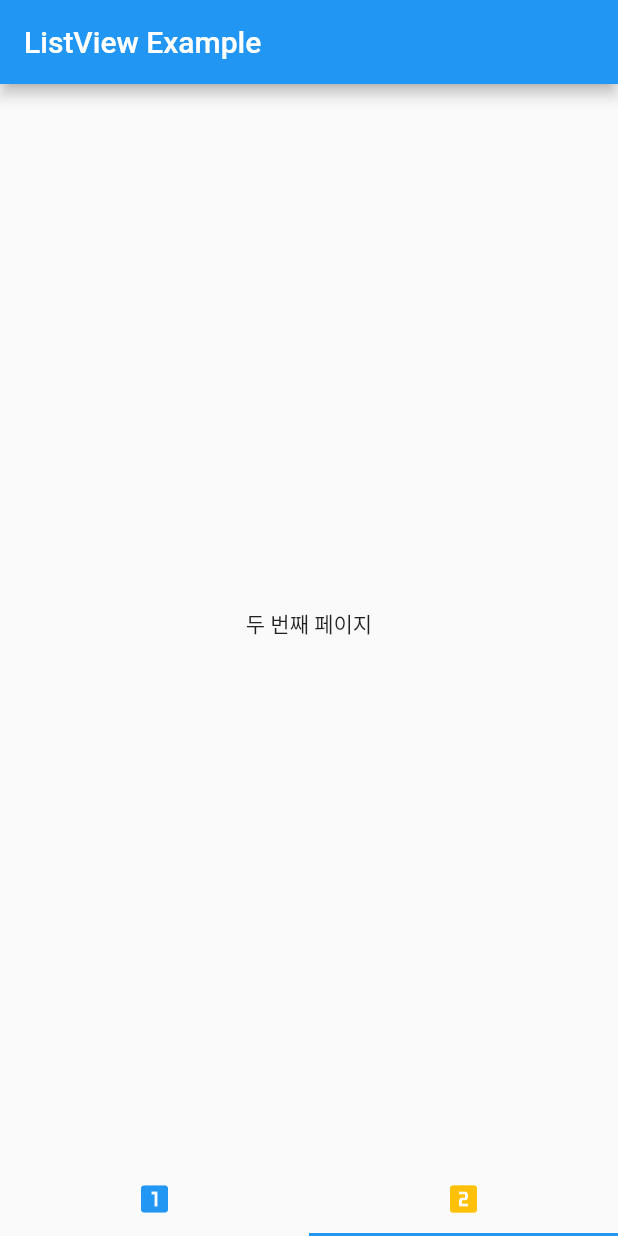
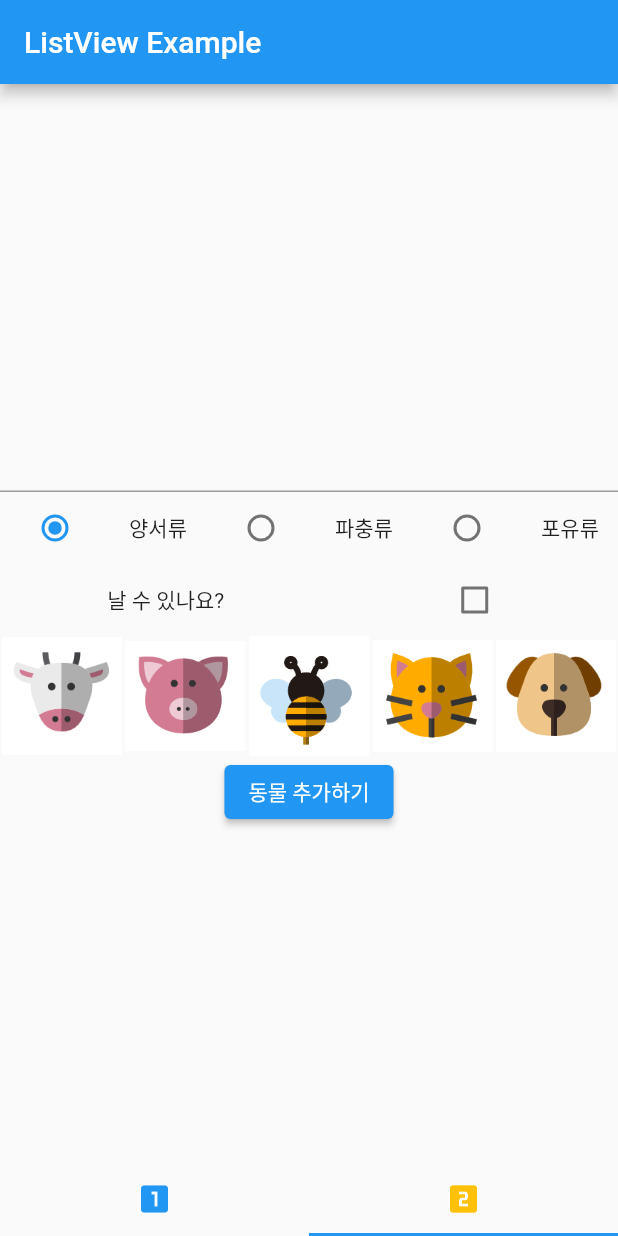
Before and after one commit to mccormick84/flutter_listview_example, a Flutter app: the screen it shows after launch, tab 2 chosen, on a phone screen of 412 x 824 dp. Run offline on Flutter 3.47's test engine with Material 2 defaults, Android fonts, the phone set to English and light mode, and no system bars.

Commit message:
리스트 뷰 실습 2) 동물 추가 화면 만들기_1

```diff
--- a/lib/sub/secondPage.dart
+++ b/lib/sub/secondPage.dart
@@ -1,14 +1,106 @@
 import 'package:flutter/material.dart';
+import '../animalItem.dart';
 
-class SecondApp extends StatelessWidget {
-  const SecondApp({Key? key}) : super(key: key);
+class SecondApp extends StatefulWidget {
+  @override
+  State<StatefulWidget> createState() => _SecondApp();
+  List<Animal>? list;
+
+  SecondApp({Key? key, @required this.list}) : super(key: key);
+}
+
+class _SecondApp extends State<SecondApp> {
+  final nameController = TextEditingController();
+  int? _radioValue = 0;
+  bool? flyExist = false;
+  String? _imagePath;
 
   @override
   Widget build(BuildContext context) {
-    return const Scaffold(
-      body: Center(
-        child: Text('두 번째 페이지'),
-      ),
-    );
+    return Scaffold(
+        body: Center(
+          child: Column(
+            mainAxisAlignment: MainAxisAlignment.center,
+            children: <Widget>[
+              TextField(
+                controller: nameController,
+                keyboardType: TextInputType.text,
+                maxLines: 1,
+              ),
+              Row(
+                children: <Widget>[
+                  Radio(
+                    value: 0,
+                    groupValue: _radioValue,
+                    onChanged: _radioChange,
+                  ),
+                  Text('양서류'),
+                  Radio(
+                      value: 1, groupValue: _radioValue, onChanged: _radioChange),
+                  Text('파충류'),
+                  Radio(
+                      value: 2, groupValue: _radioValue, onChanged: _radioChange),
+                  Text('포유류'),
+                ],
+                mainAxisAlignment: MainAxisAlignment.spaceAround,
+              ),
+              Row(
+                children: <Widget>[
+                  Text('날 수 있나요?'),
+                  Checkbox(
+                      value: flyExist,
+                      onChanged: (bool? check) {
+                        setState(() {
+                          flyExist = check;
+                        });
+                      })
+                ],
+                mainAxisAlignment: MainAxisAlignment.spaceAround,
+              ),
+              Row(
+                children: <Widget>[
+                  GestureDetector(
+                    child: Image.asset('repo/images/cow.png', width: 80),
+                    onTap: () {
+                      _imagePath = 'repo/images/cow.png';
+                    },
+                  ),
+                  GestureDetector(
+                    child: Image.asset('repo/images/pig.png', width: 80),
+                    onTap: () {
+                      _imagePath = 'repo/images/pig.png';
+                    },
+                  ),
+                  GestureDetector(
+                    child: Image.asset('repo/images/bee.png', width: 80),
+                    onTap: () {
+                      _imagePath = 'repo/images/bee.png';
+                    },
+                  ),
+                  GestureDetector(
+                    child: Image.asset('repo/images/cat.png', width: 80),
+                    onTap: () {
+                      _imagePath = 'repo/images/cat.png';
+                    },
+                  ),
+                  GestureDetector(
+                    child: Image.asset('repo/images/dog.png', width: 80),
+                    onTap: () {
+                      _imagePath = 'repo/images/dog.png';
+                    },
+                  ),
+                ],
+                mainAxisAlignment: MainAxisAlignment.spaceAround,
+              ),
+              ElevatedButton(onPressed: () {}, child: Text('동물 추가하기'))
+            ],
+          ),
+        ));
+  }
+
+  _radioChange(int? value) {
+    setState(() {
+      _radioValue = value;
+    });
   }
 }
```
